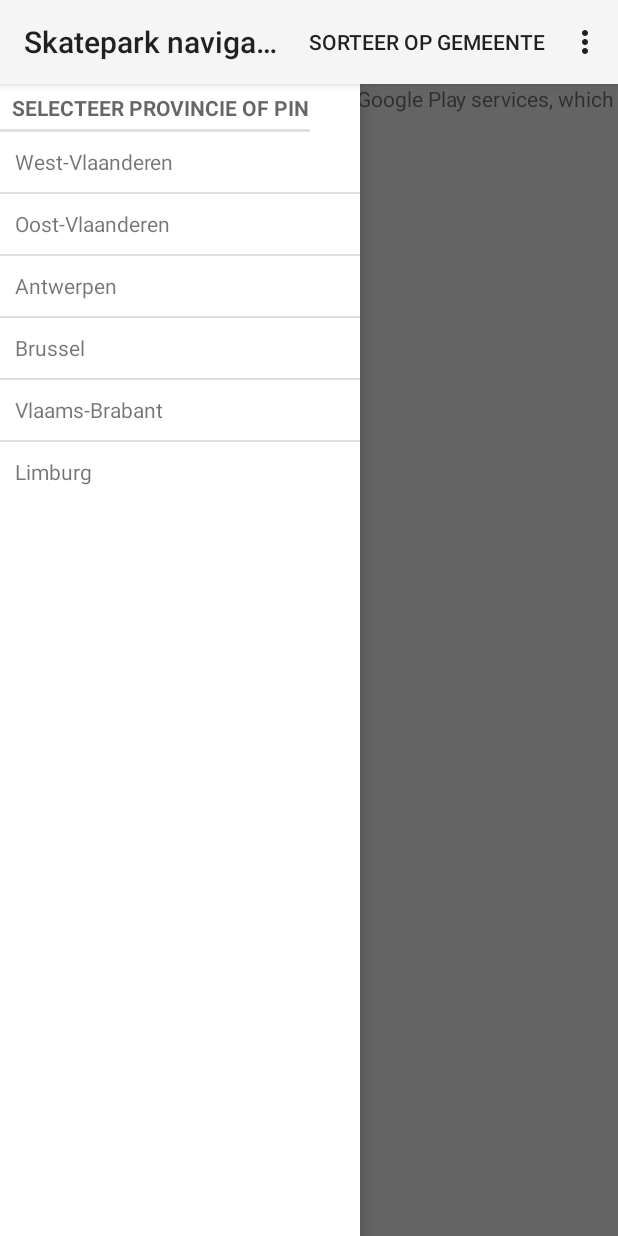
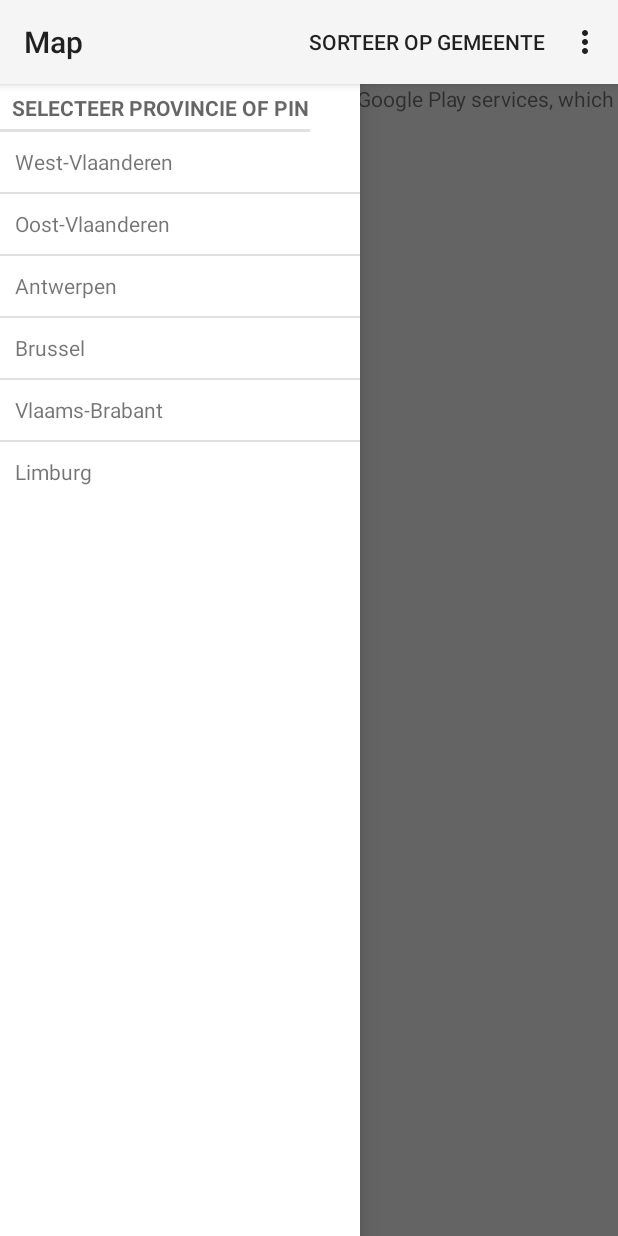
Before and after one commit to JonathanHouck/2NMCT_project2015_houck_jonathan, an Android app: the fragment MapSkateparkFragment placed in its activity, with the side drawer open, on a phone screen of 412 x 824 dp. Run offline under Robolectric (Android 15) with nearby library versions, the phone set to English and light mode, and no system bars; 2 statements that could not run were skipped.

Commit message:
bij wijzigen fragment, titel instellen geprobeert om search bij fragment met de map weg te laten --> werkt niet optimaal want search werkt niet meer bij het terug visible zetten

```diff
--- a/app/src/main/java/be/howest/nmct/skateparknavigator/MainActivity.java
+++ b/app/src/main/java/be/howest/nmct/skateparknavigator/MainActivity.java
@@ -9,11 +9,15 @@ import android.content.Loader;
 import android.database.Cursor;
 import android.graphics.drawable.Drawable;
 import android.os.Bundle;
+import android.os.PersistableBundle;
 import android.support.v4.widget.DrawerLayout;
 import android.support.v7.app.ActionBarActivity;
+import android.support.v7.app.ActionBarDrawerToggle;
+import android.support.v7.widget.Toolbar;
 import android.view.Gravity;
 import android.view.Menu;
 import android.view.MenuItem;
+import android.view.View;
 
 import java.util.ArrayList;
 import java.util.List;
@@ -25,11 +29,18 @@ import be.howest.nmct.skateparknavigator.loader.SkateparkLoader;
 public class MainActivity extends ActionBarActivity implements SkateparksFragment.OnFragmentSkateparksListener, ProvinceFragment.OnFragmentProvinceListener, LoaderManager.LoaderCallbacks<Cursor> {
 
     public static List<Skatepark> skateparks = new ArrayList<>();
+
     private DrawerLayout dl;
+    public static String[] fragment_titles;
+
+    Boolean mStateSearch = true;
 
     @Override
     protected void onCreate(Bundle savedInstanceState) {
         super.onCreate(savedInstanceState);
+
+        fragment_titles = getResources().getStringArray(R.array.title_fragments);
+
         setContentView(R.layout.activity_main);
         getLoaderManager().initLoader(0, null, this);
 
@@ -39,6 +50,7 @@ public class MainActivity extends ActionBarActivity implements SkateparksFragmen
                     .commit();
         }
 
+        fragment_titles = getResources().getStringArray(R.array.title_fragments);
         dl = (DrawerLayout) findViewById(R.id.drawer_layout);
     }
 
@@ -46,6 +58,14 @@ public class MainActivity extends ActionBarActivity implements SkateparksFragmen
     public boolean onCreateOptionsMenu(Menu menu) {
         // Inflate the menu; this adds items to the action bar if it is present.
         getMenuInflater().inflate(R.menu.menu_main, menu);
+
+        //http://stackoverflow.com/questions/10692755/how-do-i-hide-a-menu-item-in-the-actionbar
+        //als ik dit doet werkt de search niet meer als ik verander van fragment en terugkeer
+        /*if (!mStateSearch) {
+            MenuItem item = menu.findItem(R.id.action_search);
+            item.setVisible(false);
+        }*/
+
         return true;
     }
 
@@ -54,6 +74,7 @@ public class MainActivity extends ActionBarActivity implements SkateparksFragmen
         // Handle action bar item clicks here. The action bar will
         // automatically handle clicks on the Home/Up button, so long
         // as you specify a parent activity in AndroidManifest.xml.
+
         int id = item.getItemId();
 
         //noinspection SimplifiableIfStatement
@@ -70,6 +91,9 @@ public class MainActivity extends ActionBarActivity implements SkateparksFragmen
     }
 
     public void ShowMapSkatepark(double dLattiude, double dLongitude, String sName) {
+        mStateSearch = false;
+        invalidateOptionsMenu();
+
         FragmentManager fragmentManager = getFragmentManager();
         FragmentTransaction  fragmentTransaction = fragmentManager.beginTransaction();
         MapSkateparkFragment fragment = MapSkateparkFragment.newInstance(dLattiude, dLongitude, sName);
@@ -84,22 +108,14 @@ public class MainActivity extends ActionBarActivity implements SkateparksFragmen
     }
 
     public void ShowMapProvince(Skatepark.PROVINCE province) {
+        mStateSearch = false;
+        invalidateOptionsMenu();
+
         dl.closeDrawer(Gravity.LEFT);
 
         FragmentManager fragmentManager = getFragmentManager();
         FragmentTransaction  fragmentTransaction = fragmentManager.beginTransaction();
         MapSkateparkFragment fragment = MapSkateparkFragment.newInstance(province);
-        fragmentTransaction.replace(R.id.container, fragment);
-        fragmentTransaction.addToBackStack(null);
-        fragmentTransaction.commit();
-    }
-
-    private void ShowSkateparkProvince(Skatepark.PROVINCE province) {
-        dl.closeDrawer(Gravity.LEFT);
-
-        FragmentManager fragmentManager = getFragmentManager();
-        FragmentTransaction  fragmentTransaction = fragmentManager.beginTransaction();
-        SkateparksFragment fragment = SkateparksFragment.newInstance(province);
         fragmentTransaction.replace(R.id.container, fragment);
         fragmentTransaction.addToBackStack(null);
         fragmentTransaction.commit();
--- a/app/src/main/java/be/howest/nmct/skateparknavigator/MapSkateparkFragment.java
+++ b/app/src/main/java/be/howest/nmct/skateparknavigator/MapSkateparkFragment.java
@@ -8,6 +8,8 @@ import android.net.Uri;
 import android.os.Bundle;
 import android.app.Fragment;
 import android.view.LayoutInflater;
+import android.view.Menu;
+import android.view.MenuItem;
 import android.view.View;
 import android.view.ViewGroup;
 
@@ -112,4 +114,10 @@ public class MapSkateparkFragment extends Fragment implements OnMapReadyCallback
             getFragmentManager().beginTransaction().remove(mapFragment).commit();
         }
     }
+
+    @Override
+    public void onResume() {
+        super.onResume();
+        getActivity().setTitle(MainActivity.fragment_titles[1]);
+    }
 }
--- a/app/src/main/java/be/howest/nmct/skateparknavigator/SkateparksFragment.java
+++ b/app/src/main/java/be/howest/nmct/skateparknavigator/SkateparksFragment.java
@@ -259,4 +259,10 @@ public class SkateparksFragment extends Fragment implements LoaderManager.Loader
         }
         return newCursor;
     }
+
+    @Override
+    public void onResume() {
+        super.onResume();
+        getActivity().setTitle(MainActivity.fragment_titles[0]);
+    }
 }
--- a/app/src/main/res/values/strings.xml
+++ b/app/src/main/res/values/strings.xml
@@ -3,7 +3,7 @@
     <string name="hello_world">Hello world!</string>
     <string name="action_settings">Settings</string>
 
-<!-- TODO: Remove or change this placeholder text -->
+
     <string name="hello_blank_fragment">Hello blank fragment</string>
     <string name="name_park">Naam skatepark</string>
     <string name="naam_skatepark">Naam skatepark</string>
@@ -12,4 +12,11 @@
     <string name="name_province">Naam provincie</string>
     <string name="show_map">Toon map</string>
     <string name="sorteer_gemeente">Sorteer op gemeente</string>
+
+    <!--http://www.androidhive.info/2013/11/android-sliding-menu-using-navigation-drawer/-->
+    <string-array name="title_fragments">
+        <item>Skateparks</item>
+        <item>Map</item>
+        <item>Detail</item>
+    </string-array>
 </resources>
```
